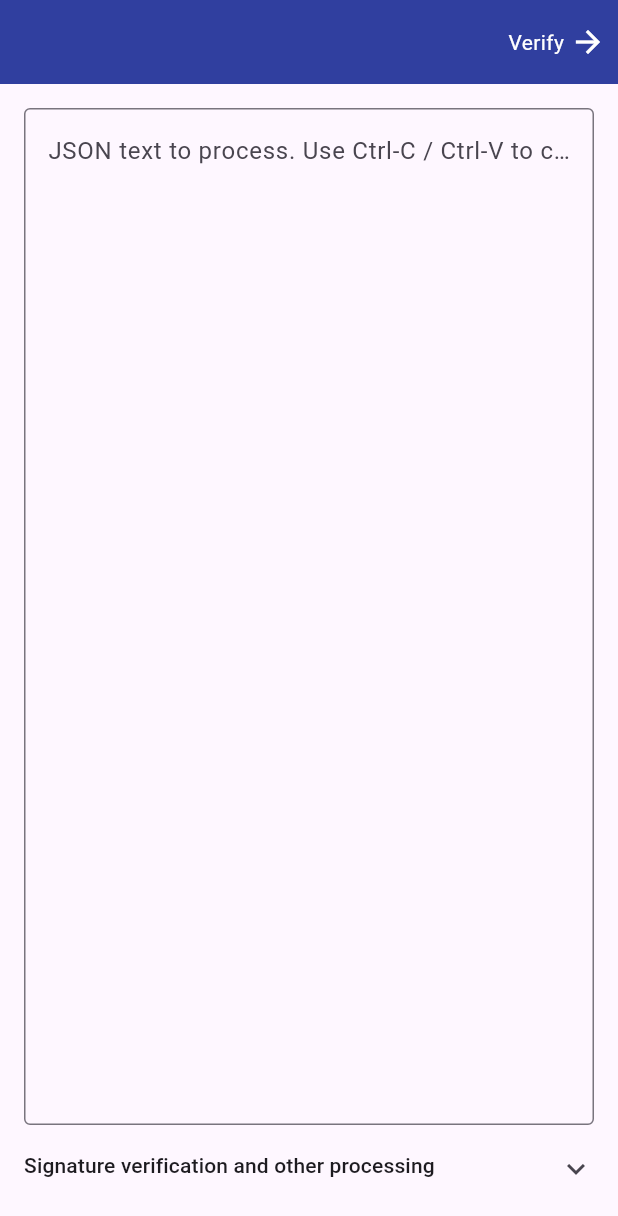
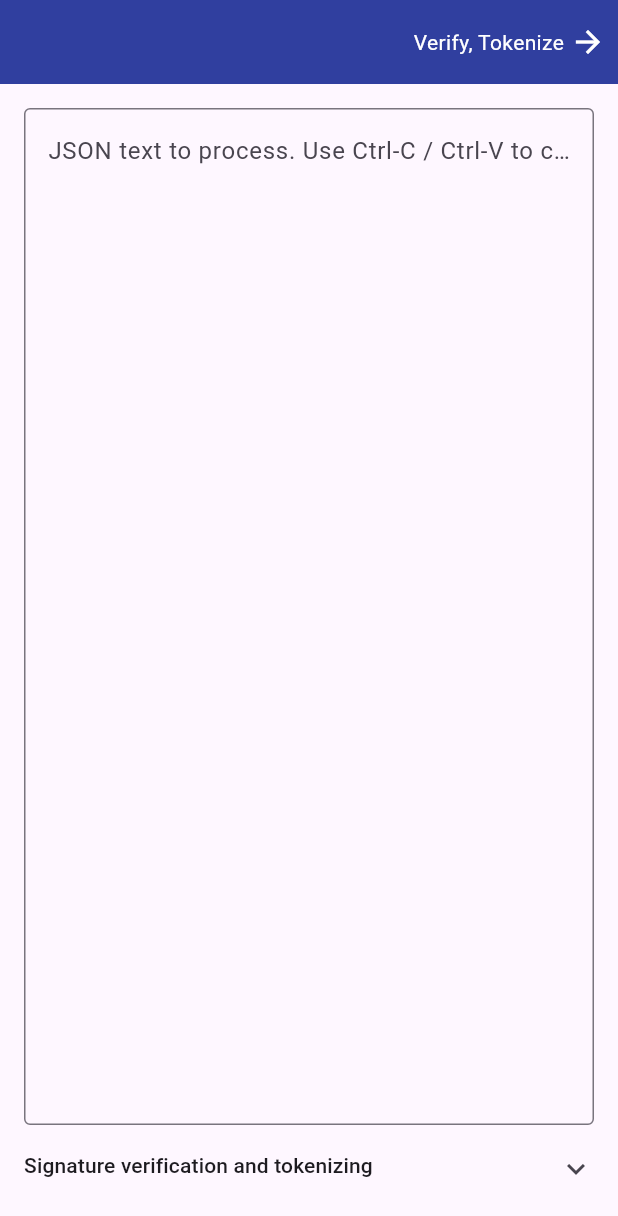
Before and after one commit to YotamAviv/nerdster, a Flutter app: the screen it shows after launch, on a phone screen of 412 x 824 dp. Shown: the top 1216 px of the screen. Run offline on Flutter 3.47's test engine with Material 3 defaults, Android fonts, the phone set to English and light mode, and no system bars; our stand-ins replace cloud_firestore, cloud_functions, convert, firebase_core, flutter_linkify, flutter_secure_storage and 4 more; missing offline and left inert: cryptography, dart:js_interop, fake_cloud_firestore, flutter_fancy_tree_view, json_diff, jwk and 1 more; accounts and stored records are empty; generated files the repository leaves out were written again.

Commit message:
verify, tokenize

```diff
--- a/lib/verify.dart
+++ b/lib/verify.dart
@@ -14,7 +14,7 @@ import 'package:nerdster/singletons.dart';
 
 OouVerifier _oouVerifier = OouVerifier();
 
-const String kVerify = 'Verify...';
+const String kVerify = 'Verify, Tokenize';
 const Widget _space = SizedBox(height: 20);
 
 Widget headline(String text) => Builder(
@@ -65,7 +65,6 @@ class _VerifyState extends State<Verify> {
       appBar: AppBar(
         backgroundColor: Colors.indigo[700],
         centerTitle: true,
-        // title: const Text('Verify...', style: TextStyle(color: Colors.white)),
         actions: [
           if (_hasChanged)
             IconButton(
@@ -82,7 +81,7 @@ class _VerifyState extends State<Verify> {
               ),
             ),
           IconButton(
-            tooltip: 'Verify input',
+            tooltip: 'Verify and tokenize input',
             onPressed: () {
               Navigator.of(context).push(
                 MaterialPageRoute(
@@ -92,7 +91,7 @@ class _VerifyState extends State<Verify> {
             },
             icon: Row(
               children: const [
-                Text('Verify', style: TextStyle(color: Colors.white)),
+                Text('Verify, Tokenize', style: TextStyle(color: Colors.white)),
                 SizedBox(width: 4),
                 Icon(Icons.arrow_forward, color: Colors.white),
               ],
@@ -121,7 +120,7 @@ class _VerifyState extends State<Verify> {
             ),
             ExpansionTile(
               tilePadding: EdgeInsets.zero,
-              title: headline('Signature verification and other processing'),
+              title: headline('Signature verification and tokenizing'),
               children: [
                 Padding(
                   padding: const EdgeInsets.only(bottom: 16),
@@ -140,11 +139,15 @@ class _VerifyState extends State<Verify> {
   • "signature" — a base64url-encoded signature
 
 The process will:
-  1. Extract and decode the public key from "I" (if present)
-  2. Extract the signature from "signature" (if present)
-  3. Validate the full JSON content (excluding "signature") using the public key (both must be present)
-  4. Compute the token (SHA1 hash of ordered, formatted JSON).
-  5. Interpret: Display names in place of public keys, strip or convert fields or values for readability''',
+1. Normalize the JSON input:
+  - Order the fields (statement, time, I, [verb], ..., signature)
+  - Format using 2 space indentation
+2. Verify:
+  - Extract and decode the public key from field "I" (if present)
+  - Extract the signature from field "signature" (if present)
+  - Validate the full JSON content excluding the signature using the public key and signature (both must be present)
+3. Tokenize: Compute the SHA1 hash of the normalized JSON.
+4. Interpret: Display names in place of public keys, strip or convert values for readability''',
                                 textAlign: TextAlign.left,
                                 style: TextStyle(fontSize: 13.5),
                               ),
```
